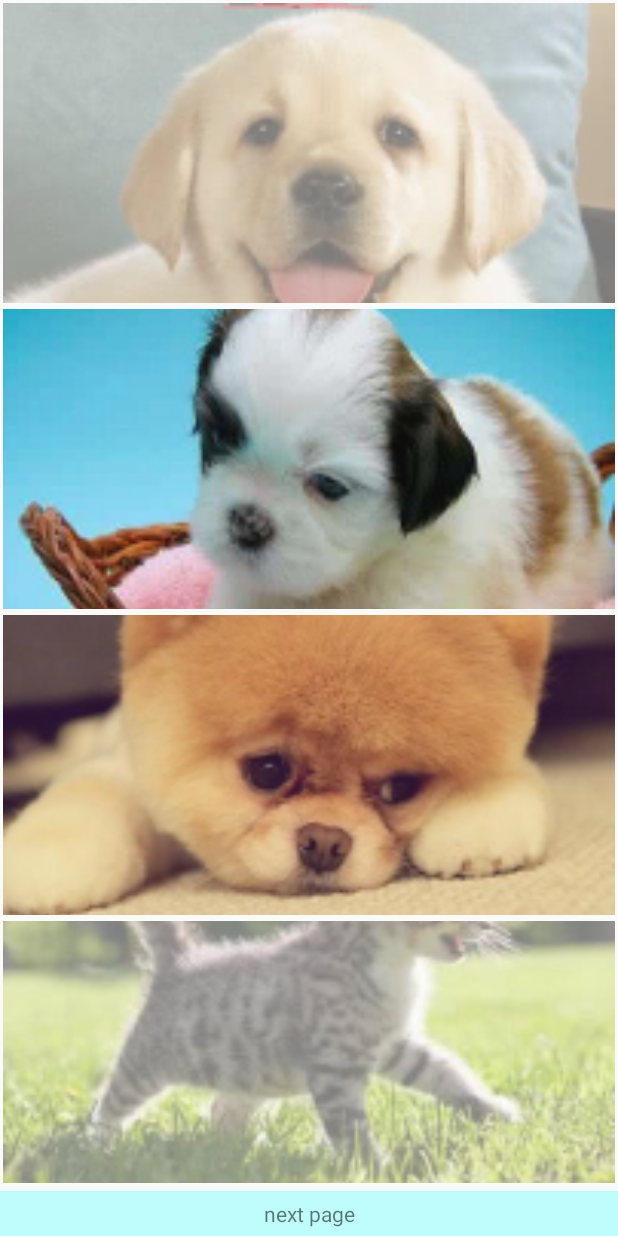
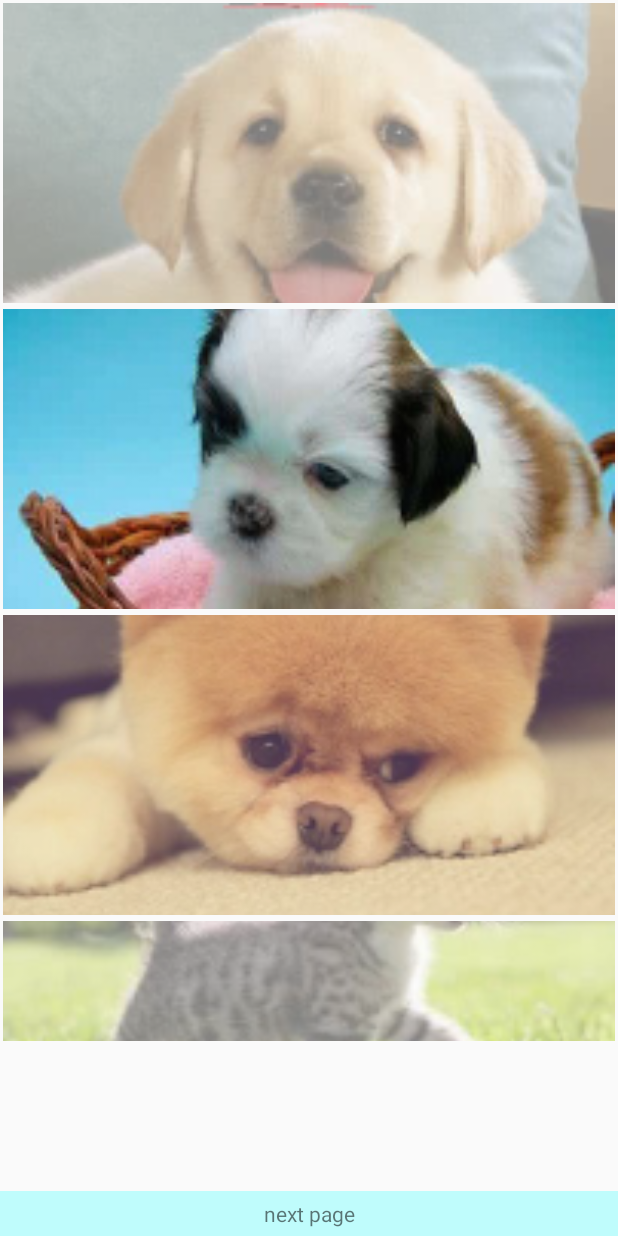
Before and after one commit to CysionLiu/SelfAdjointView, an Android app: the screen it shows after launch (MainActivity), on a phone screen of 412 x 824 dp. Run offline under Robolectric (Android 15) with nearby library versions, the phone set to English and light mode, and no system bars.

Commit message:
show effect

```diff
--- a/sample/src/main/res/layout/activity_main.xml
+++ b/sample/src/main/res/layout/activity_main.xml
@@ -16,9 +16,8 @@
 
     <TextView
         android:layout_width="match_parent"
-
         android:layout_height="wrap_content"
-        android:layout_marginTop="5dp"
+        android:layout_marginTop="100dp"
         android:background="#66ff"
         android:gravity="center"
         android:onClick="next"
--- a/sample/src/main/res/layout/holder_hori.xml
+++ b/sample/src/main/res/layout/holder_hori.xml
@@ -1,7 +1,7 @@
 <?xml version="1.0" encoding="utf-8"?>
 <LinearLayout xmlns:android="http://schemas.android.com/apk/res/android"
               android:layout_width="match_parent"
-              android:layout_height="200dp"
+              android:layout_height="150dp"
               android:background="#55ff"
               android:layout_margin="10dp"
               android:orientation="vertical">
--- a/sample/src/main/res/layout/holder_inner2_img.xml
+++ b/sample/src/main/res/layout/holder_inner2_img.xml
@@ -4,7 +4,7 @@
     xmlns:android="http://schemas.android.com/apk/res/android"
     xmlns:my="http://schemas.android.com/apk/res-auto"
     android:id="@+id/container"
-    android:layout_width="200dp"
+    android:layout_width="150dp"
     android:layout_height="match_parent"
     android:layout_marginRight="20dp"
     >
--- a/sample/src/main/res/layout/holder_inner_img.xml
+++ b/sample/src/main/res/layout/holder_inner_img.xml
@@ -4,7 +4,7 @@
     xmlns:android="http://schemas.android.com/apk/res/android"
     xmlns:my="http://schemas.android.com/apk/res-auto"
     android:id="@+id/container"
-    android:layout_width="260dp"
+    android:layout_width="200dp"
     android:layout_height="match_parent"
     android:layout_marginRight="10dp"
 
```
Also changed, not shown: 6 other files.
